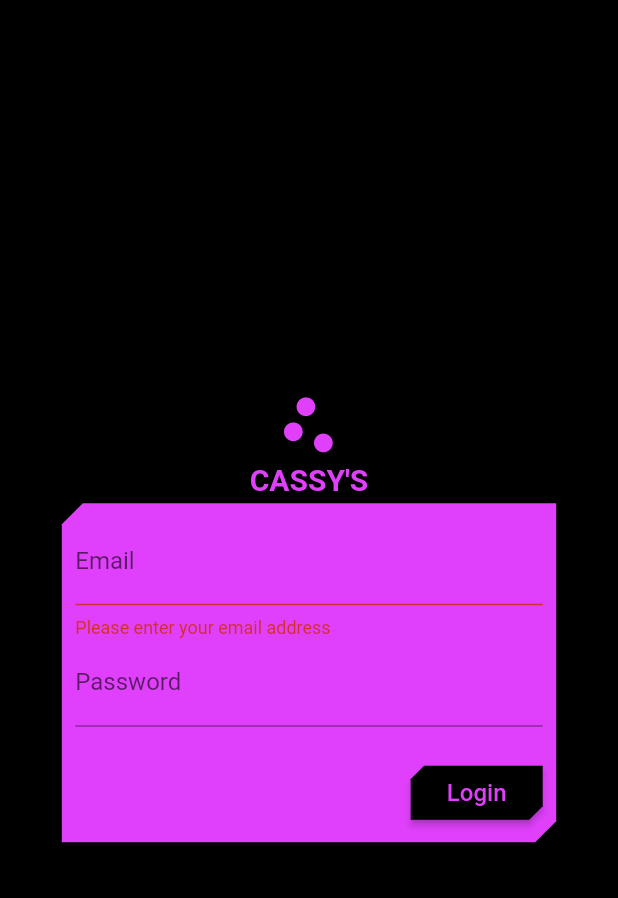
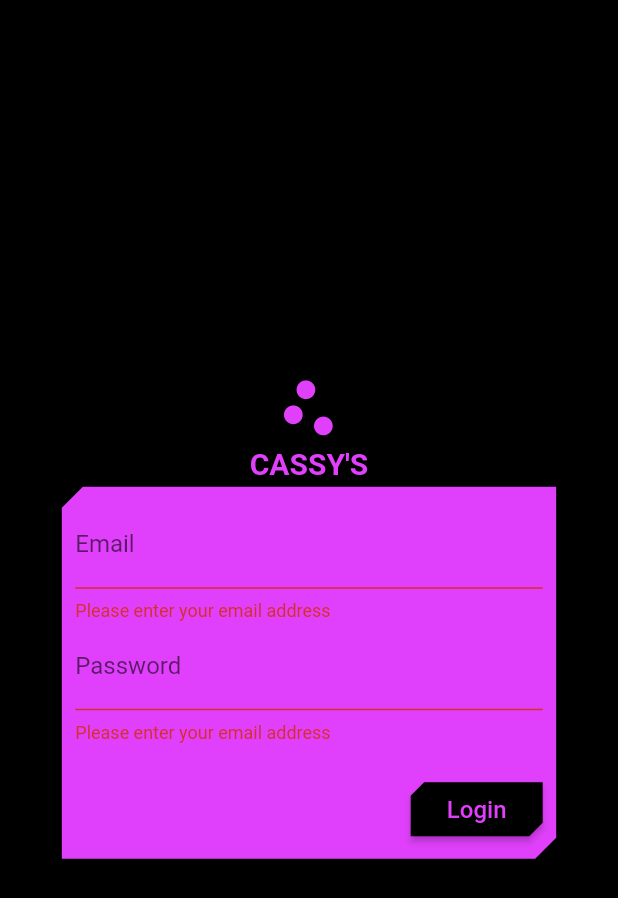
Before and after one commit to codeflames/flutterPracticeApp, a Flutter app: the AuthenticationScreen screen opened by its route, after a tap on "Login", on a phone screen of 412 x 824 dp. Shown: the top 898 px of the screen. Run offline on Flutter 3.47's test engine with Material 2 defaults, Android fonts, the phone set to English and light mode, and no system bars.

Commit message:
changed from a stateless widget to a stateful widget and also added a formkey

```diff
--- a/lib/screens/authentication_screen.dart
+++ b/lib/screens/authentication_screen.dart
@@ -11,6 +11,14 @@ class AuthenticationScreen extends StatefulWidget {
 class _AuthenticationScreenState extends State<AuthenticationScreen> {
 
   final _formKey = GlobalKey<FormState>();
+  final _textController = TextEditingController();
+  final _passwordController = TextEditingController();
+
+  void dispose(){
+    _textController.dispose();
+    _passwordController.dispose();
+    super.dispose();
+  }
 
   @override
   Widget build(BuildContext context) {
@@ -63,12 +71,20 @@ class _AuthenticationScreenState extends State<AuthenticationScreen> {
                           }
                           return null;
                         },
+                        controller: _textController,
                         decoration: InputDecoration(
                           labelText: 'Email',
                         ),
                         keyboardType: TextInputType.emailAddress,
                       ),
                       TextFormField(
+                        controller: _passwordController,
+                        validator: (value){
+                          if(value.isEmpty){
+                            return 'Please enter your email address';
+                          }
+                          return null;
+                        },
                         decoration: InputDecoration(
                           labelText: 'Password',
                         ),
@@ -90,8 +106,16 @@ class _AuthenticationScreenState extends State<AuthenticationScreen> {
                           ),
                           onPressed: () {
                             if(_formKey.currentState.validate()){
-                              Scaffold.of(context).showSnackBar(SnackBar(content: Text('Processing Data')));
+                              //Scaffold.of(context).showSnackBar(SnackBar(content: Text('Processing Data')));
                               //Navigator.of(context).pushNamed('/');
+                               showDialog(
+                                   context: context,
+                                 builder: (context){
+                                     return AlertDialog(
+                                       content: Text('Your email is ' + _textController.text + ' and your password is ' + _passwordController.text),
+                                     );
+                                 }
+                               );
                             }
                           })
                     ],
```
